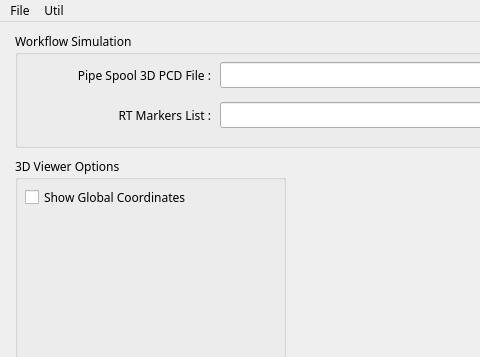
This is gui/monitor/main_window.ui in yes89929/flame_robotics_drt---pdm as Qt 5 draws it before an edit; both pictures show x 0 to 480 and y 0 to 357 of the 797 by 691 pixel window. The edited form follows.
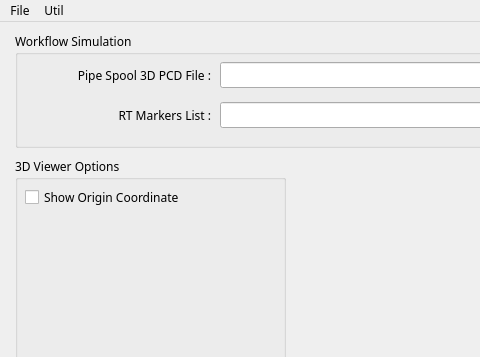
This is the edited form. Icons and pictures are not drawn.

```diff
--- a/gui/monitor/main_window.ui
+++ b/gui/monitor/main_window.ui
@@ -232,7 +232,7 @@
       </rect>
      </property>
      <property name="text">
-      <string>Show Global Coordinates</string>
+      <string>Show Origin Coordinate</string>
      </property>
     </widget>
    </widget>
```
Left out of the diff: 2 changed lines with no effect on the pictures.
